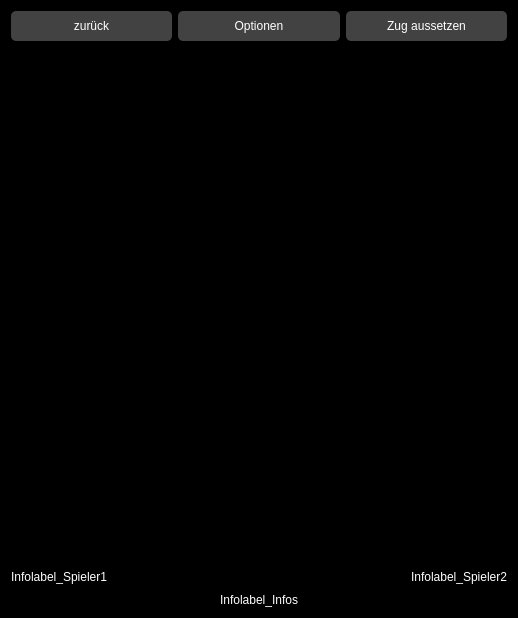
Above: gamewidget.ui from Rhagnur/BelegReversi before the change. Below: the same form after it.
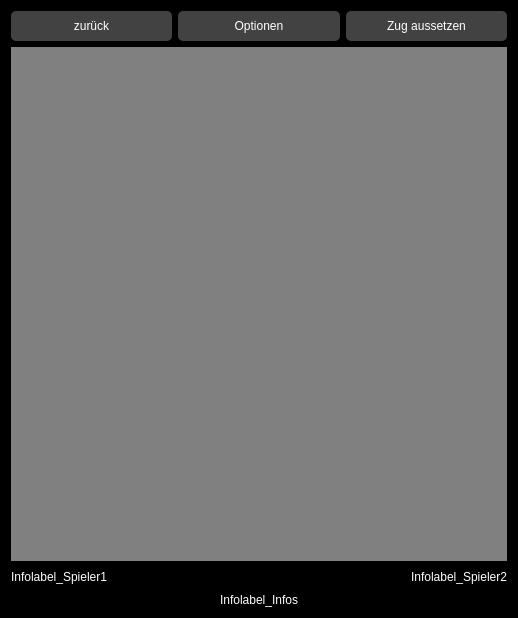
That is the form after the change.

```diff
--- a/gamewidget.ui
+++ b/gamewidget.ui
@@ -95,6 +95,9 @@
          <property name="layoutDirection">
           <enum>Qt::LeftToRight</enum>
          </property>
+         <property name="styleSheet">
+          <string notr="true">background-color: grey;</string>
+         </property>
          <property name="frameShadow">
           <enum>QFrame::Raised</enum>
          </property>
@@ -105,7 +108,7 @@
           <enum>Qt::ScrollBarAlwaysOff</enum>
          </property>
          <property name="alignment">
-          <set>Qt::AlignHCenter|Qt::AlignTop</set>
+          <set>Qt::AlignLeading|Qt::AlignLeft|Qt::AlignTop</set>
          </property>
         </widget>
        </item>
```
Left out of the diff: 9 changed lines with no effect on the pictures.
